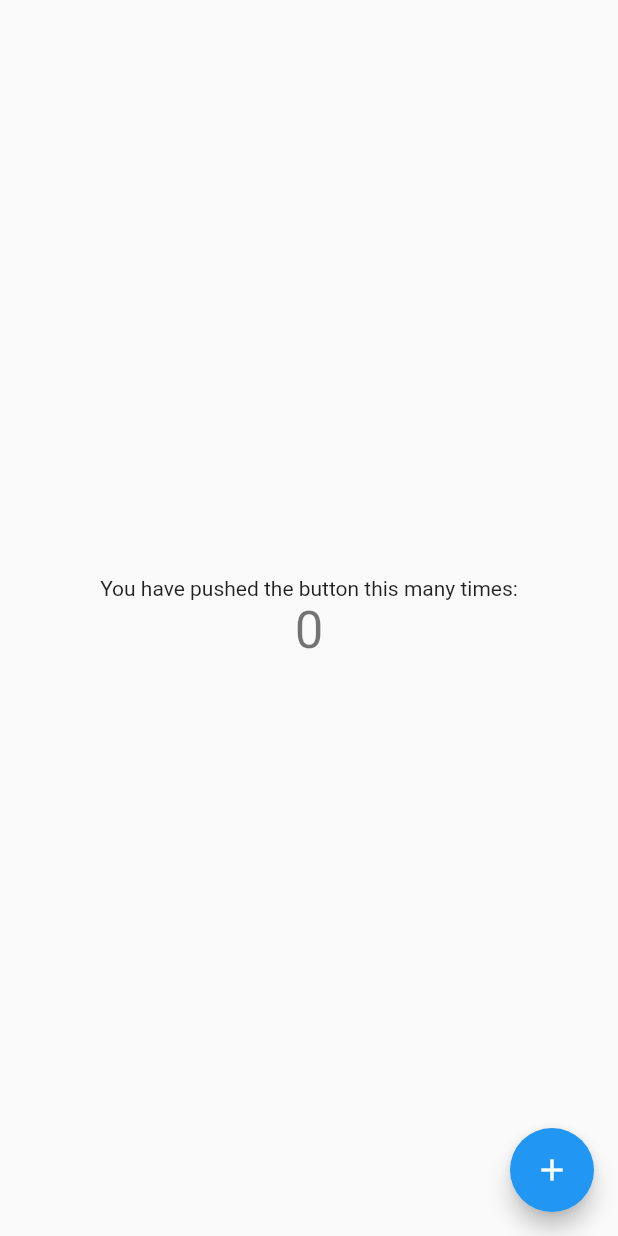
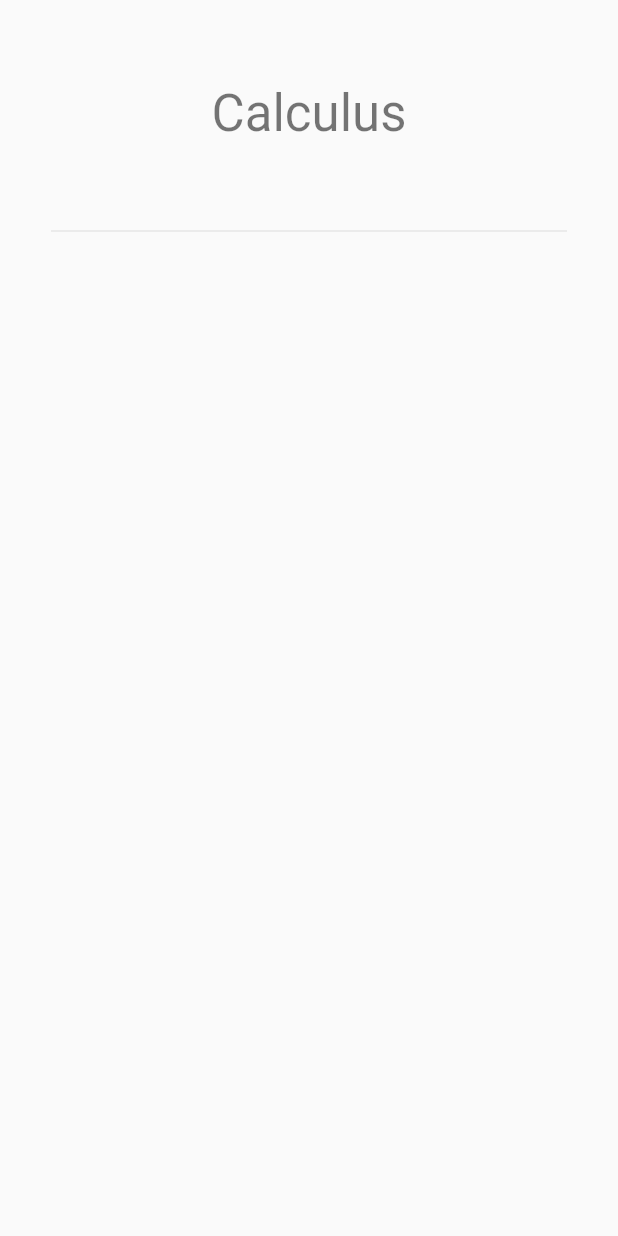
Before and after one commit to antklim/calculus, a Flutter app: the screen it shows after launch, on a phone screen of 412 x 824 dp. Run offline on Flutter 3.47's test engine with Material 2 defaults, Android fonts, the phone set to English and light mode, and no system bars.

```diff
--- a/lib/app.dart
+++ b/lib/app.dart
@@ -1,4 +1,5 @@
 import 'package:flutter/material.dart';
+import 'calculus/calculus.dart';
 
 class Calculus extends StatelessWidget {
   @override
@@ -12,43 +13,3 @@ class Calculus extends StatelessWidget {
     );
   }
 }
-
-class CalculusScreen extends StatefulWidget {
-  @override
-  _CalculusScreenState createState() => _CalculusScreenState();
-}
-
-class _CalculusScreenState extends State<CalculusScreen> {
-  int _counter = 0;
-
-  void _incrementCounter() {
-    setState(() {
-      _counter++;
-    });
-  }
-
-  @override
-  Widget build(BuildContext context) {
-    return Scaffold(
-      body: Center(
-        child: Column(
-          mainAxisAlignment: MainAxisAlignment.center,
-          children: <Widget>[
-            Text(
-              'You have pushed the button this many times:',
-            ),
-            Text(
-              '$_counter',
-              style: Theme.of(context).textTheme.headline4,
-            ),
-          ],
-        ),
-      ),
-      floatingActionButton: FloatingActionButton(
-        onPressed: _incrementCounter,
-        tooltip: 'Increment',
-        child: Icon(Icons.add),
-      ),
-    );
-  }
-}
--- /dev/null
+++ b/lib/calculus/calculus.dart
@@ -0,0 +1 @@
+export 'screen.dart';
--- /dev/null
+++ b/lib/calculus/screen.dart
@@ -0,0 +1,33 @@
+import 'package:flutter/material.dart';
+
+class CalculusScreen extends StatelessWidget {
+  @override
+  Widget build(BuildContext context) {
+    return Scaffold(
+      body: Container(
+        child: SafeArea(
+          child: ListView(
+            padding: const EdgeInsets.symmetric(horizontal: 24.0),
+            children: <Widget>[
+              Header(),
+              Divider(indent: 10.0, endIndent: 10.0, height: 8.0),
+            ],
+          ),
+        ),
+      ),
+    );
+  }
+}
+
+class Header extends StatelessWidget {
+  @override
+  Widget build(BuildContext context) {
+    return Container(
+      child: Center(
+          child:
+              Text('Calculus', style: Theme.of(context).textTheme.headline4)),
+      height: 150.0,
+      padding: const EdgeInsets.only(top: 10.0, bottom: 10.0),
+    );
+  }
+}
```
Also changed, not shown: 2 other files.
